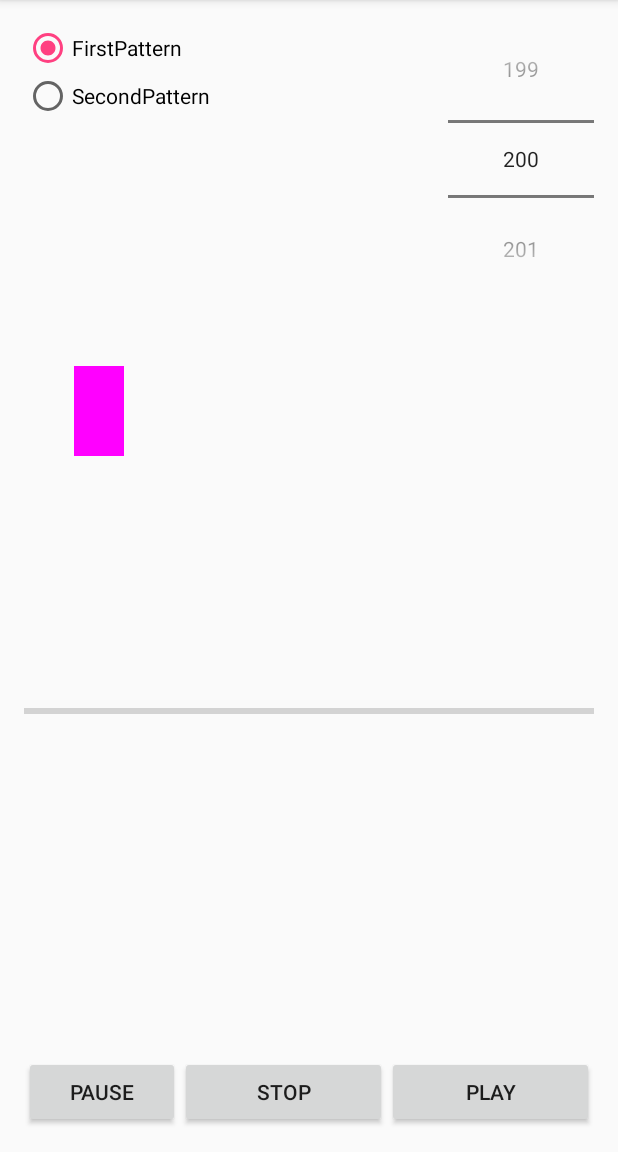
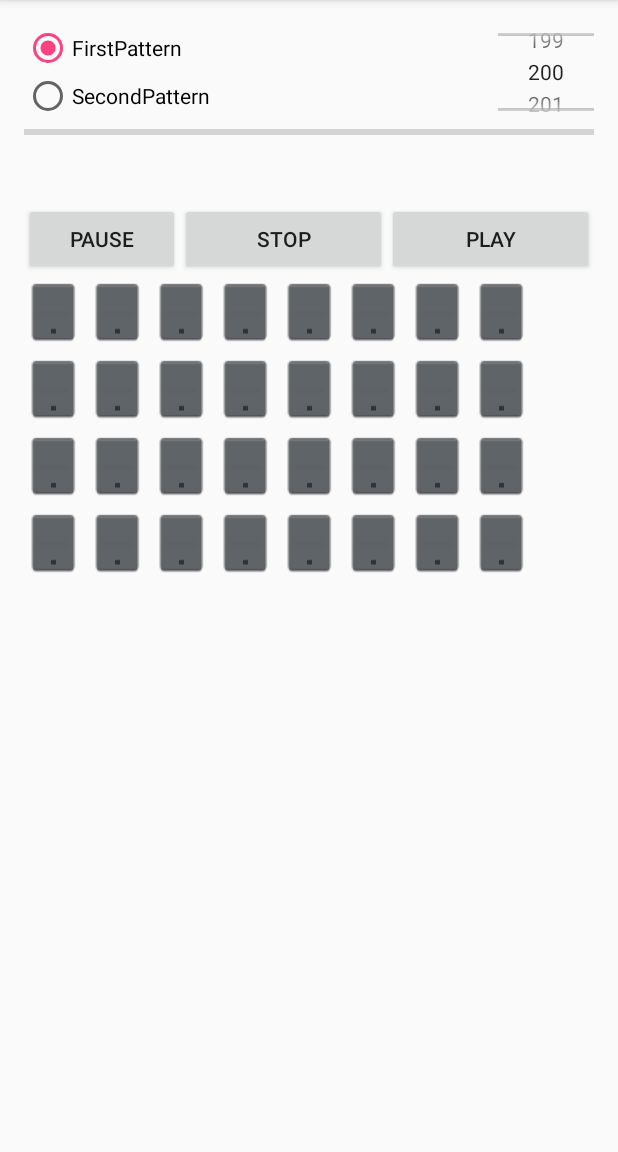
Before and after one commit to BillRozy/AndroidSampler, an Android app: the screen it shows after launch (MainActivity), on a phone screen of 412 x 824 dp, the part 84-1236 px from its top. Run offline under Robolectric (Android 15) with nearby library versions, the phone set to English and light mode, and no system bars.

Commit message:
added views

```diff
--- /dev/null
+++ b/app/src/main/java/com/example/fd/sampler/HitView.java
@@ -0,0 +1,73 @@
+package com.example.fd.sampler;
+
+/**
+ * Created by BDV on 14.05.2016.
+ */
+import android.content.Context;
+import android.content.res.TypedArray;
+import android.graphics.Canvas;
+import android.graphics.Color;
+import android.graphics.Paint;
+import android.graphics.Path;
+import android.util.AttributeSet;
+import android.util.Log;
+import android.view.View;
+import android.widget.ImageButton;
+import android.widget.ImageView;
+import android.widget.ToggleButton;
+
+/**
+ * Created by FD on 12.05.2016.
+ */
+public class HitView extends ImageButton implements View.OnClickListener {
+    public HitView(Context context, boolean isActive){
+        super(context);
+        setOnClickListener(this);
+        this.isActive = isActive;
+        int row_height = getResources().getDimensionPixelOffset(R.dimen.app_list_row_size);
+        this.setMaxHeight(row_height*2);
+        this.setMaxWidth(row_height);
+        //this.setMinimumHeight(70);
+        //this.setMinimumWidth(40);
+        this.setPadding(0,0,5,5);
+        this.setImageResource(R.drawable.selector);
+        this.setScaleType(ScaleType.FIT_CENTER);
+        this.setBackgroundColor(Color.TRANSPARENT);
+    }
+    public HitView(Context context, AttributeSet attrs){
+        super(context,attrs);
+        setOnClickListener(this);
+        TypedArray attributes = context.obtainStyledAttributes(attrs,R.styleable.HitView);
+        isActive = attributes.getBoolean(R.styleable.HitView_isActive,false);
+        int row_height = getResources().getDimensionPixelOffset(R.dimen.app_list_row_size);
+        this.setMaxHeight(row_height*2);
+        this.setMaxWidth(row_height);
+        //this.setMinimumHeight(70);
+        //this.setMinimumWidth(40);
+        this.setPadding(0,0,5,5);
+        this.setImageResource(R.drawable.selector);
+        this.setScaleType(ScaleType.FIT_CENTER);
+        this.setBackgroundColor(Color.TRANSPARENT);
+        attributes.recycle();
+    }
+
+    @Override
+    protected void onDraw(Canvas canvas) {
+        super.onDraw(canvas);
+        super.setBackgroundColor(Color.TRANSPARENT);
+
+    }
+
+    @Override
+    public void onClick(View v) {
+        isActive = !isActive;
+        Log.d("CLICKED","BUTTON");
+        if(isActive)
+            this.setImageResource(R.drawable.btn_toggle_on_normal_holo_dark);
+        else this.setImageResource(R.drawable.btn_toggle_off_normal_holo_dark);
+
+    }
+
+    private boolean isActive;
+
+}
--- a/app/src/main/java/com/example/fd/sampler/MainActivity.java
+++ b/app/src/main/java/com/example/fd/sampler/MainActivity.java
@@ -8,9 +8,11 @@ import android.os.Bundle;
 import android.view.View;
 import android.widget.Button;
 import android.widget.EditText;
+import android.widget.LinearLayout;
 import android.widget.NumberPicker;
 import android.widget.ProgressBar;
 import android.widget.RadioButton;
+import android.widget.RelativeLayout;
 import android.widget.TextView;
 import android.widget.Toast;
 
@@ -20,6 +22,13 @@ public class MainActivity extends AppCompatActivity {
     protected void onCreate(Bundle savedInstanceState) {
         super.onCreate(savedInstanceState);
         setContentView(R.layout.activity_main_port);
+        LinearLayout mainFrame = (LinearLayout) findViewById(R.id.main_frame);
+        PatternLayout pl = new PatternLayout(getApplicationContext());
+        pl.addTrackLayout(new TrackLayout(getApplicationContext()));
+        mainFrame.addView(pl);
+        pl.addTrackLayout(new TrackLayout(getApplicationContext()));
+        pl.addTrackLayout(new TrackLayout(getApplicationContext()));
+        pl.addTrackLayout(new TrackLayout(getApplicationContext()));
         final Context mCont = this.getApplicationContext();
         Sampler myApp = Sampler.getSampler();
         Pattern firstPattern = new Pattern(mCont);
--- /dev/null
+++ b/app/src/main/java/com/example/fd/sampler/PatternLayout.java
@@ -0,0 +1,47 @@
+package com.example.fd.sampler;
+
+/**
+ * Created by BDV on 14.05.2016.
+ */
+import android.content.Context;
+import android.graphics.Bitmap;
+import android.util.AttributeSet;
+import android.view.LayoutInflater;
+import android.view.View;
+import android.widget.LinearLayout;
+
+
+import android.content.Context;
+import android.graphics.drawable.GradientDrawable;
+import android.util.AttributeSet;
+import android.widget.LinearLayout;
+
+import java.util.ArrayList;
+
+/**
+ * Created by BDV on 14.05.2016.
+ */
+public class PatternLayout extends LinearLayout {
+    private ArrayList<TrackLayout> tracksArray = null;
+
+    public PatternLayout(Context context) {
+        super(context);
+        this.setOrientation(LinearLayout.VERTICAL);
+        tracksArray = new ArrayList<>();
+    }
+    public PatternLayout(Context context, AttributeSet attrs){
+        super(context,attrs);
+        this.setOrientation(LinearLayout.VERTICAL);
+        tracksArray = new ArrayList<>();
+
+    }
+
+    public void addTrackLayout(TrackLayout tl){
+        tracksArray.add(tl);
+        this.addView(tl);
+    }
+
+    public void deleteTrackLayout(int num){
+        tracksArray.remove(num);
+    }
+}
--- /dev/null
+++ b/app/src/main/java/com/example/fd/sampler/TrackLayout.java
@@ -0,0 +1,81 @@
+package com.example.fd.sampler;
+
+/**
+ * Created by BDV on 14.05.2016.
+ */
+import android.content.Context;
+import android.graphics.Bitmap;
+import android.util.AttributeSet;
+import android.view.LayoutInflater;
+import android.view.View;
+import android.widget.LinearLayout;
+
+
+import java.util.ArrayList;
+
+
+public class TrackLayout extends LinearLayout {
+    private ArrayList<HitView> mHitsArray = null;
+    private boolean isWannaWatch = false;
+
+
+    public TrackLayout(Context context) {
+        super(context);
+        initComponent();
+    }
+    public TrackLayout(Context context, AttributeSet attrs){
+        super(context,attrs);
+        initComponent();
+    }
+
+    private void initComponent() {
+        LayoutInflater inflater = (LayoutInflater) getContext().getSystemService(Context.LAYOUT_INFLATER_SERVICE);
+        inflater.inflate(R.layout.track_layout, this);
+        mHitsArray = new ArrayList<>();
+        mHitsArray.add((HitView) findViewById(R.id.hit1));
+        mHitsArray.add((HitView) findViewById(R.id.hit2));
+        mHitsArray.add((HitView) findViewById(R.id.hit3));
+        mHitsArray.add((HitView) findViewById(R.id.hit4));
+        mHitsArray.add((HitView) findViewById(R.id.hit5));
+        mHitsArray.add((HitView) findViewById(R.id.hit6));
+        mHitsArray.add((HitView) findViewById(R.id.hit7));
+        mHitsArray.add((HitView) findViewById(R.id.hit8));
+        updateFields();
+    }
+
+    private void updateFields() {
+
+    }
+
+    public void setChannelName(String name) {
+    }
+
+    public void setChannelLogo(int resourceId) {
+    }
+
+    public void setChannelLogo(Bitmap image) {
+    }
+
+    public void setProgramTime(String time) {
+    }
+
+    public void setProgramName(String name) {
+
+    }
+
+    public void setProgramDescription(String name) {
+    }
+
+    private final OnClickListener buttonListener = new OnClickListener() {
+        public void onClick(View view) {
+            isWannaWatch = !isWannaWatch;
+            updateFields();
+        }
+    };
+
+
+
+    private void updateFieldsByParent() {
+
+    }
+}
--- a/app/src/main/java/com/example/fd/sampler/TrackView.java
+++ /dev/null
@@ -1,73 +0,0 @@
-package com.example.fd.sampler;
-
-import android.content.Context;
-import android.content.res.TypedArray;
-import android.graphics.Canvas;
-import android.graphics.Color;
-import android.graphics.Paint;
-import android.graphics.RectF;
-import android.util.AttributeSet;
-import android.view.View;
-import android.widget.ToggleButton;
-
-import java.util.ArrayList;
-
-/**
- * Created by FD on 11.05.2016.
- */
-public class TrackView extends View {
-    public TrackView(Context context, AttributeSet attrs){
-        super(context,attrs);
-        TypedArray a = context.getTheme().obtainStyledAttributes(
-                attrs,
-                R.styleable.TrackView,
-                0,0);
-        try{
-            mCountSteps = a.getInt(R.styleable.TrackView_countsSteps,8);
-            mTextPos = a.getBoolean(R.styleable.TrackView_labelPosition, false);
-        }finally {
-            a.recycle();
-        }
-        this.init();
-    }
-
-    @Override
-    protected void onDraw(Canvas canvas) {
-        super.onDraw(canvas);
-        //canvas.drawRect(rectF,mPaintBorder);
-        float lsum = 0.0f;
-      //  for(int i = 0; i < mCountSteps;i++){
-            canvas.drawRect(100.0f+lsum,10f,50.0f,100.0f,mPaintHit);
-            lsum += 50.0f;
-       // }
-    }
-
-    private void init(){
-        mPaintBorder = new Paint();
-        mPaintBorder.setStrokeWidth(3);
-        mPaintBorder.setStyle(Paint.Style.STROKE);
-        mPaintHit = new Paint();
-        mPaintHit.setStrokeWidth(4);
-        mPaintHit.setColor(Color.MAGENTA);
-        rectF = new RectF(50,50,800,300);
-        setCountSteps(8);
-    }
-
-    public void setCountSteps(int num){
-        mCountSteps = num;
-        invalidate();
-        requestLayout();
-    }
-
-    public int getCountSteps(){
-        return mCountSteps;
-    }
-
-
-
-    private int mCountSteps;
-    private boolean mTextPos;
-    private RectF rectF;
-    private Paint mPaintBorder;
-    private Paint mPaintHit;
-}
--- /dev/null
+++ b/app/src/main/res/drawable/selector.xml
@@ -0,0 +1,6 @@
+<?xml version="1.0" encoding="utf-8"?>
+<selector  xmlns:android="http://schemas.android.com/apk/res/android">
+    <item android:state_pressed="true"
+        android:drawable="@drawable/btn_toggle_on_normal_holo_dark" /> <!-- pressed -->
+        <item android:drawable="@drawable/btn_toggle_off_normal_holo_dark" /> <!-- default -->
+</selector>
--- a/app/src/main/res/layout-port/activity_main_port.xml
+++ b/app/src/main/res/layout-port/activity_main_port.xml
@@ -1,9 +1,11 @@
 <?xml version="1.0" encoding="utf-8"?>
-<RelativeLayout xmlns:android="http://schemas.android.com/apk/res/android"
+<LinearLayout xmlns:android="http://schemas.android.com/apk/res/android"
     xmlns:custom="http://schemas.android.com/apk/res-auto"
     xmlns:tools="http://schemas.android.com/tools"
+    android:id="@+id/main_frame"
     android:layout_width="match_parent"
     android:layout_height="match_parent"
+    android:orientation="vertical"
     android:paddingBottom="@dimen/activity_vertical_margin"
     android:paddingLeft="@dimen/activity_horizontal_margin"
     android:paddingRight="@dimen/activity_horizontal_margin"
@@ -19,7 +21,6 @@
             android:layout_width="wrap_content"
             android:layout_height="wrap_content"
             android:gravity="top|center_vertical"
-            android:layout_toEndOf="@+id/pauseButton"
             android:id="@+id/radioGroup"
             android:layout_weight="4">
 
@@ -28,9 +29,6 @@
                 android:layout_height="wrap_content"
                 android:text="FirstPattern"
                 android:id="@+id/firstPattRadio"
-                android:layout_alignParentTop="true"
-                android:layout_toRightOf="@+id/playButton"
-                android:layout_toEndOf="@+id/playButton"
                 android:checked="true" />
 
             <RadioButton
@@ -38,42 +36,24 @@
                 android:layout_height="wrap_content"
                 android:text="SecondPattern"
                 android:id="@+id/secondPattRadioButton"
-                android:layout_alignTop="@+id/firstPattRadio"
-                android:layout_toRightOf="@+id/pauseButton"
-                android:layout_toEndOf="@+id/pauseButton"
                 android:checked="false" />
 
         </RadioGroup>
 
         <NumberPicker
             android:layout_width="wrap_content"
-            android:layout_height="wrap_content"
+            android:layout_height="match_parent"
             android:id="@+id/numberPicker"
-            android:layout_alignParentTop="true"
-            android:layout_alignEnd="@+id/playButton"
             android:minHeight="40dp"
-            android:minWidth="40px"
-            android:layout_weight="1" />
+            android:minWidth="40px" />
 
     </LinearLayout>
-
-    <com.example.fd.sampler.TrackView
-        android:layout_width="wrap_content"
-        android:layout_height="wrap_content"
-        android:id="@+id/view"
-        custom:countsSteps="16"
-        custom:labelPosition="left"
-        android:layout_below="@+id/linearLayout2"
-        android:layout_alignParentStart="true"
-        android:layout_marginTop="41dp" />
 
     <ProgressBar
         style="?android:attr/progressBarStyleHorizontal"
         android:layout_width="match_parent"
-        android:layout_height="match_parent"
+        android:layout_height="wrap_content"
         android:id="@+id/progressBar"
-        android:layout_alignParentStart="true"
-        android:layout_below="@+id/linearLayout2"
         android:indeterminate="false" />
 
     <LinearLayout
@@ -81,17 +61,14 @@
         android:layout_width="match_parent"
         android:layout_height="wrap_content"
         android:id="@+id/linearLayout"
-        android:layout_alignParentBottom="true"
-        android:layout_alignParentStart="true">
+        android:layout_marginTop="39dp">
 
         <Button
             android:text="Pause"
             android:id="@+id/pauseButton"
             android:layout_gravity="center_horizontal|bottom"
-            android:layout_row="2"
             android:layout_width="wrap_content"
             android:layout_height="wrap_content"
-            android:layout_alignParentBottom="true"
             android:layout_weight="1" />
 
         <Button
@@ -100,22 +77,16 @@
             android:text="Stop"
             android:id="@+id/stopButton"
             android:layout_gravity="center_horizontal|bottom"
-            android:layout_row="2"
-            android:layout_weight="3"
-            android:layout_alignParentBottom="true"
-            android:layout_alignParentEnd="true" />
+            android:layout_weight="3" />
 
         <Button
             android:text="Play"
             android:id="@+id/playButton"
             android:layout_gravity="bottom"
-            android:layout_row="2"
             android:layout_width="wrap_content"
             android:layout_height="wrap_content"
-            android:layout_weight="3"
-        android:layout_alignParentBottom="true"
-            android:layout_alignParentStart="true" />
+            android:layout_weight="3" />
     </LinearLayout>
 
 
-</RelativeLayout>
+</LinearLayout>
--- /dev/null
+++ b/app/src/main/res/layout/track_layout.xml
@@ -0,0 +1,49 @@
+<?xml version="1.0" encoding="utf-8"?>
+<LinearLayout xmlns:android="http://schemas.android.com/apk/res/android"
+    xmlns:app="http://schemas.android.com/apk/res-auto"
+    android:id="@+id/program_frame"
+    android:orientation="horizontal"
+    android:layout_width="match_parent"
+    android:layout_height="match_parent">
+    <com.example.fd.sampler.HitView
+        android:layout_width="wrap_content"
+        android:layout_height="wrap_content"
+        app:isActive="false"
+        android:id="@+id/hit1"/>
+    <com.example.fd.sampler.HitView
+        android:layout_width="wrap_content"
+        android:layout_height="wrap_content"
+        app:isActive="false"
+        android:id="@+id/hit2"/>
+    <com.example.fd.sampler.HitView
+        android:layout_width="wrap_content"
+        android:layout_height="wrap_content"
+        app:isActive="false"
+        android:id="@+id/hit3"/>
+    <com.example.fd.sampler.HitView
+        android:layout_width="wrap_content"
+        android:layout_height="wrap_content"
+        app:isActive="false"
+        android:id="@+id/hit4"/>
+    <com.example.fd.sampler.HitView
+        android:layout_width="wrap_content"
+        android:layout_height="wrap_content"
+        app:isActive="false"
+        android:id="@+id/hit5"/>
+    <com.example.fd.sampler.HitView
+        android:layout_width="wrap_content"
+        android:layout_height="wrap_content"
+        app:isActive="false"
+        android:id="@+id/hit6"/>
+    <com.example.fd.sampler.HitView
+        android:layout_width="wrap_content"
+        android:layout_height="wrap_content"
+        app:isActive="false"
+        android:id="@+id/hit7"/>
+    <com.example.fd.sampler.HitView
+        android:layout_width="wrap_content"
+        android:layout_height="wrap_content"
+        app:isActive="false"
+        android:id="@+id/hit8"/>
+
+</LinearLayout>
--- a/app/src/main/res/values/attrs.xml
+++ b/app/src/main/res/values/attrs.xml
@@ -1,9 +1,15 @@
 <resources>
-    <declare-styleable name="TrackView">
-        <attr name="countsSteps" format="integer" />
-        <attr name="labelPosition" format="enum">
-            <enum name="left" value="0"/>
-            <enum name="right" value="1"/>
+    <dimen name="app_list_row_size">120dip</dimen>
+    <declare-styleable name="HitView">
+        <attr name="isActive" format="boolean" />
+    </declare-styleable>
+
+    <declare-styleable name="TrackLayout">
+        <attr name="android:layout_gravity" />
+        <attr name="layout_position">
+            <enum name="middle" value="0" />
+            <enum name="left" value="1" />
+            <enum name="right" value="2" />
         </attr>
     </declare-styleable>
 </resources>
--- a/build.gradle
+++ b/build.gradle
@@ -5,7 +5,7 @@ buildscript {
         jcenter()
     }
     dependencies {
-        classpath 'com.android.tools.build:gradle:2.0.0'
+        classpath 'com.android.tools.build:gradle:2.1.0'
 
         // NOTE: Do not place your application dependencies here; they belong
         // in the individual module build.gradle files
```
Also changed, not shown: app/src/main/res/drawable/btn_keyboard_key_pressed_off.9.png (added), app/src/main/res/drawable/btn_keyboard_key_pressed_on.9.png (added), app/src/main/res/drawable/btn_toggle_off_normal_holo_dark.9.png (added), app/src/main/res/drawable/btn_toggle_on_normal_holo_dark.9.png (added), 2 other files.
